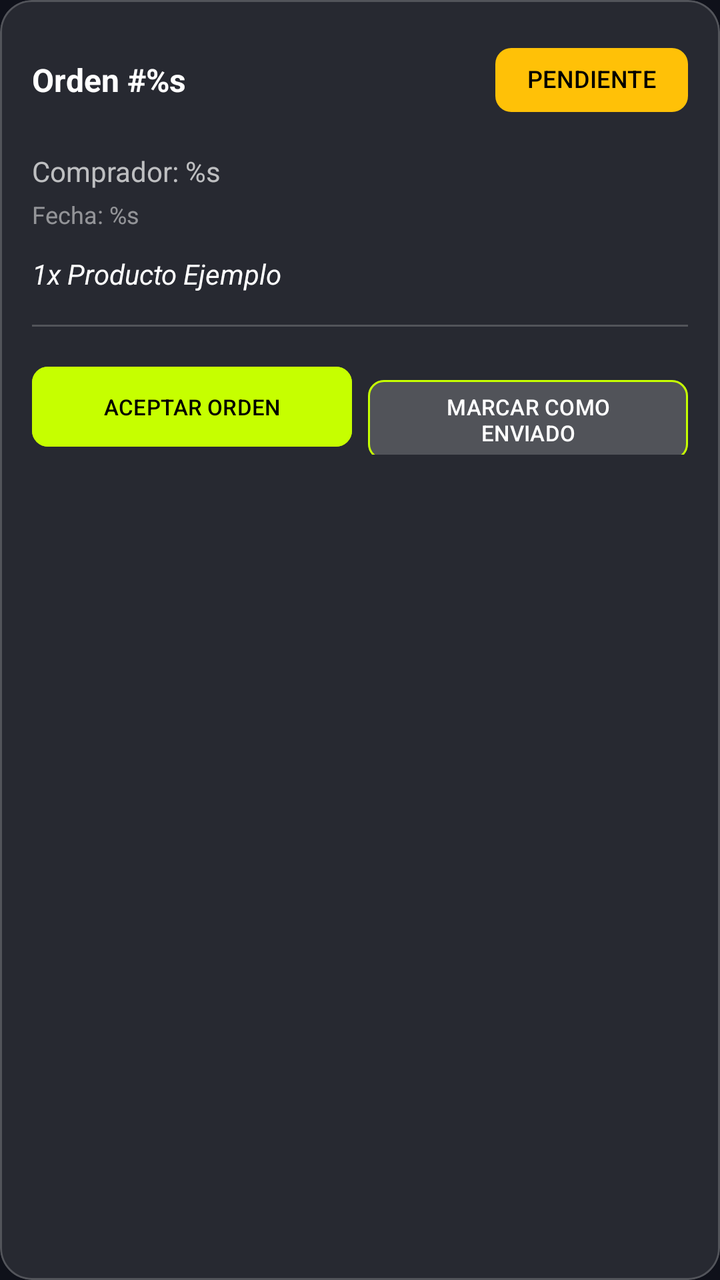
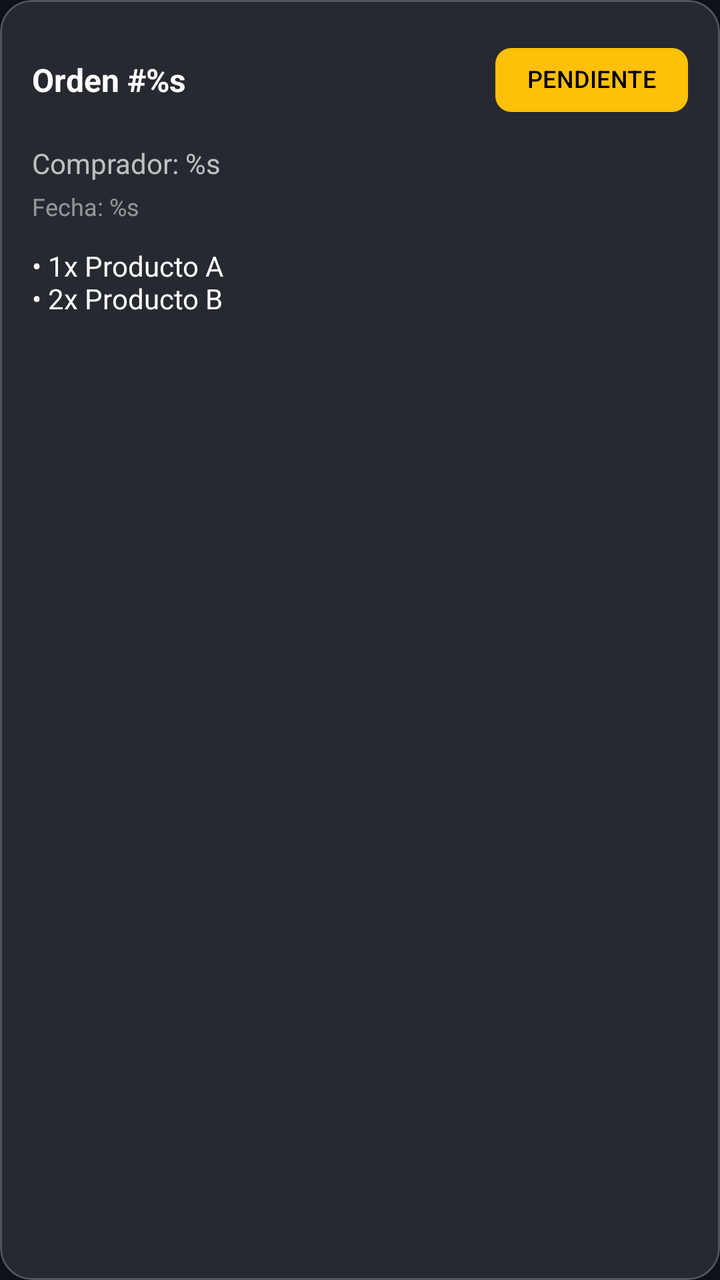

Screens rendered from an Android XML layout before and after an edit, with the pre-edit source and the edit as a unified diff.
<!-- AndroidManifest.xml: application theme Theme.VoltCore -->
<!-- res/layout/item_vendor_order.xml -->
<?xml version="1.0" encoding="utf-8"?>
<com.google.android.material.card.MaterialCardView xmlns:android="http://schemas.android.com/apk/res/android"
    xmlns:app="http://schemas.android.com/apk/res-auto"
    android:layout_width="match_parent"
    android:layout_height="wrap_content"
    android:layout_marginHorizontal="16dp"
    android:layout_marginBottom="12dp"
    app:cardBackgroundColor="@color/glass_surface"
    app:cardCornerRadius="16dp"
    app:strokeColor="@color/glass_stroke"
    app:strokeWidth="1dp">

    <LinearLayout
        android:layout_width="match_parent"
        android:layout_height="wrap_content"
        android:orientation="vertical"
        android:padding="16dp">

        <LinearLayout
            android:layout_width="match_parent"
            android:layout_height="wrap_content"
            android:orientation="horizontal"
            android:gravity="center_vertical">

            <TextView
                android:id="@+id/tvOrderNumber"
                android:layout_width="0dp"
                android:layout_height="wrap_content"
                android:layout_weight="1"
                android:text="@string/order_id_placeholder"
                android:textColor="@color/white"
                android:textStyle="bold"
                android:textSize="16sp"/>

            <com.google.android.material.chip.Chip
                android:id="@+id/chipStatus"
                android:layout_width="wrap_content"
                android:layout_height="wrap_content"
                android:text="@string/status_pending"
                app:chipBackgroundColor="@color/volt_warning"
                android:textColor="@color/black"
                android:textSize="12sp"
                app:chipStrokeWidth="0dp"/>
        </LinearLayout>

        <TextView
            android:id="@+id/tvBuyerName"
            android:layout_width="wrap_content"
            android:layout_height="wrap_content"
            android:layout_marginTop="12dp"
            android:text="@string/buyer_placeholder"
            android:textColor="@color/white_70"
            android:textSize="14sp"/>

        <TextView
            android:id="@+id/tvOrderDate"
            android:layout_width="wrap_content"
            android:layout_height="wrap_content"
            android:layout_marginTop="4dp"
            android:text="@string/order_date_placeholder"
            android:textColor="@color/white_50"
            android:textSize="12sp"/>

        <TextView
            android:id="@+id/tvOrderSummary"
            android:layout_width="wrap_content"
            android:layout_height="wrap_content"
            android:layout_marginTop="12dp"
            android:text="@string/product_example_placeholder"
            android:textColor="@color/white"
            android:textSize="14sp"
            android:textStyle="italic"/>

        <View
            android:layout_width="match_parent"
            android:layout_height="1dp"
            android:background="@color/glass_stroke"
            android:layout_marginVertical="16dp"/>

        <LinearLayout
            android:layout_width="match_parent"
            android:layout_height="wrap_content"
            android:orientation="horizontal">

            <com.google.android.material.button.MaterialButton
                android:id="@+id/btnAcceptOrder"
                android:layout_width="0dp"
                android:layout_height="wrap_content"
                android:layout_weight="1"
                android:minHeight="48dp"
                android:text="@string/accept_order"
                android:textSize="11sp"
                app:cornerRadius="8dp"
                android:backgroundTint="@color/volt_primary"
                android:textColor="@color/black"
                android:layout_marginEnd="4dp"/>

            <com.google.android.material.button.MaterialButton
                android:id="@+id/btnShipOrder"
                android:layout_width="0dp"
                android:layout_height="wrap_content"
                android:layout_weight="1"
                android:minHeight="48dp"
                android:text="@string/mark_as_shipped"
                android:textSize="11sp"
                app:cornerRadius="8dp"
                android:backgroundTint="@color/glass_surface"
                android:textColor="@color/white"
                app:strokeColor="@color/volt_primary"
                app:strokeWidth="1dp"
                android:layout_marginStart="4dp"/>

        </LinearLayout>

    </LinearLayout>

</com.google.android.material.card.MaterialCardView>
<!-- resources referenced by this layout -->
<resources>
  <color name="black">#FF000000</color>
  <color name="glass_stroke">#33FFFFFF</color>
  <color name="glass_surface">#1AFFFFFF</color>
  <color name="volt_primary">#C6FF00</color>
  <color name="volt_warning">#FFC107</color>
  <color name="white">#FFFFFFFF</color>
  <color name="white_50">#80FFFFFF</color>
  <color name="white_70">#B3FFFFFF</color>
  <string name="accept_order">ACEPTAR ORDEN</string>
  <string name="buyer_placeholder">Comprador: %s</string>
  <string name="mark_as_shipped">MARCAR COMO ENVIADO</string>
  <string name="order_date_placeholder">Fecha: %s</string>
  <string name="order_id_placeholder">Orden #%s</string>
  <string name="product_example_placeholder">1x Producto Ejemplo</string>
  <string name="status_pending">PENDIENTE</string>
  <style name="Theme.VoltCore" parent="Base.Theme.VoltCore" />
  <style name="Base.Theme.VoltCore" parent="Theme.Material3.DayNight.NoActionBar">
          
          <item name="colorPrimary">@color/volt_primary</item>
          <item name="android:windowBackground">@color/volt_background</item>
          <item name="colorSurface">@color/glass_surface</item>
          <item name="colorOnSurface">@color/white</item>
      </style>
  <color name="volt_background">#0F111A</color>
</resources>

<!-- the commit's change to res/layout/item_vendor_order.xml (unified diff, before → after) -->
@@ -23,7 +23,7 @@
             android:gravity="center_vertical">
 
             <TextView
-                android:id="@+id/tvOrderNumber"
+                android:id="@+id/tvOrderId"
                 android:layout_width="0dp"
                 android:layout_height="wrap_content"
                 android:layout_weight="1"
@@ -44,10 +44,10 @@
         </LinearLayout>
 
         <TextView
-            android:id="@+id/tvBuyerName"
+            android:id="@+id/tvCustomerName"
             android:layout_width="wrap_content"
             android:layout_height="wrap_content"
-            android:layout_marginTop="12dp"
+            android:layout_marginTop="8dp"
             android:text="@string/buyer_placeholder"
             android:textColor="@color/white_70"
             android:textSize="14sp"/>
@@ -62,53 +62,65 @@
             android:textSize="12sp"/>
 
         <TextView
-            android:id="@+id/tvOrderSummary"
+            android:id="@+id/tvOrderItems"
             android:layout_width="wrap_content"
             android:layout_height="wrap_content"
             android:layout_marginTop="12dp"
-            android:text="@string/product_example_placeholder"
+            android:text="@string/order_summary_placeholder"
             android:textColor="@color/white"
-            android:textSize="14sp"
-            android:textStyle="italic"/>
-
-        <View
-            android:layout_width="match_parent"
-            android:layout_height="1dp"
-            android:background="@color/glass_stroke"
-            android:layout_marginVertical="16dp"/>
+            android:textSize="14sp"/>
 
         <LinearLayout
+            android:id="@+id/layoutExpanded"
             android:layout_width="match_parent"
             android:layout_height="wrap_content"
-            android:orientation="horizontal">
+            android:orientation="vertical"
+            android:visibility="gone">
+
+            <View
+                android:layout_width="match_parent"
+                android:layout_height="1dp"
+                android:background="@color/glass_stroke"
+                android:layout_marginVertical="12dp"/>
+
+            <com.google.android.material.textfield.TextInputLayout
+                android:id="@+id/tilShippingGuide"
+                style="@style/Widget.Material3.TextInputLayout.OutlinedBox"
+                android:layout_width="match_parent"
+                android:layout_height="wrap_content"
+                android:hint="@string/shipping_guide_hint"
+                android:textColorHint="@color/white_50"
+                app:boxStrokeColor="@color/volt_primary"
+                app:hintTextColor="@color/volt_primary"
+                android:visibility="gone">
+
+                <com.google.android.material.textfield.TextInputEditText
+                    android:id="@+id/etShippingGuide"
+                    android:layout_width="match_parent"
+                    android:layout_height="wrap_content"
+                    android:textColor="@color/white"
+                    android:inputType="text"/>
+            </com.google.android.material.textfield.TextInputLayout>
 
             <com.google.android.material.button.MaterialButton
                 android:id="@+id/btnAcceptOrder"
-                android:layout_width="0dp"
+                android:layout_width="match_parent"
                 android:layout_height="wrap_content"
-                android:layout_weight="1"
-                android:minHeight="48dp"
+                android:layout_marginTop="8dp"
                 android:text="@string/accept_order"
-                android:textSize="11sp"
-                app:cornerRadius="8dp"
-                android:backgroundTint="@color/volt_primary"
+                app:backgroundTint="@color/volt_primary"
                 android:textColor="@color/black"
-                android:layout_marginEnd="4dp"/>
+                android:visibility="gone"/>
 
             <com.google.android.material.button.MaterialButton
-                android:id="@+id/btnShipOrder"
-                android:layout_width="0dp"
+                android:id="@+id/btnMarkAsShipped"
+                android:layout_width="match_parent"
                 android:layout_height="wrap_content"
-                android:layout_weight="1"
-                android:minHeight="48dp"
+                android:layout_marginTop="8dp"
                 android:text="@string/mark_as_shipped"
-                android:textSize="11sp"
-                app:cornerRadius="8dp"
-                android:backgroundTint="@color/glass_surface"
-                android:textColor="@color/white"
-                app:strokeColor="@color/volt_primary"
-                app:strokeWidth="1dp"
-                android:layout_marginStart="4dp"/>
+                app:backgroundTint="@color/volt_primary"
+                android:textColor="@color/black"
+                android:visibility="gone"/>
 
         </LinearLayout>
 
<!-- resource entries referenced after the edit -->
@@ -13,7 +13,8 @@
   <string name="mark_as_shipped">MARCAR COMO ENVIADO</string>
   <string name="order_date_placeholder">Fecha: %s</string>
   <string name="order_id_placeholder">Orden #%s</string>
-  <string name="product_example_placeholder">1x Producto Ejemplo</string>
+  <string name="order_summary_placeholder">• 1x Producto A\n• 2x Producto B</string>
+  <string name="shipping_guide_hint">Número de Guía</string>
   <string name="status_pending">PENDIENTE</string>
   <style name="Theme.VoltCore" parent="Base.Theme.VoltCore" />
   <style name="Base.Theme.VoltCore" parent="Theme.Material3.DayNight.NoActionBar">
